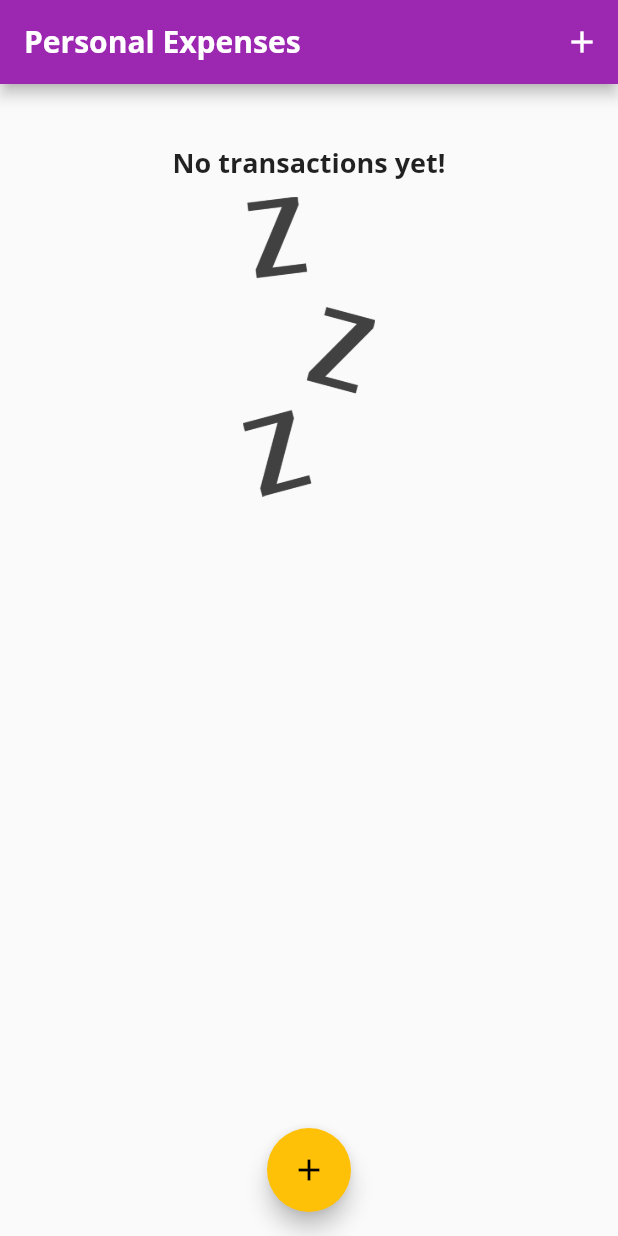
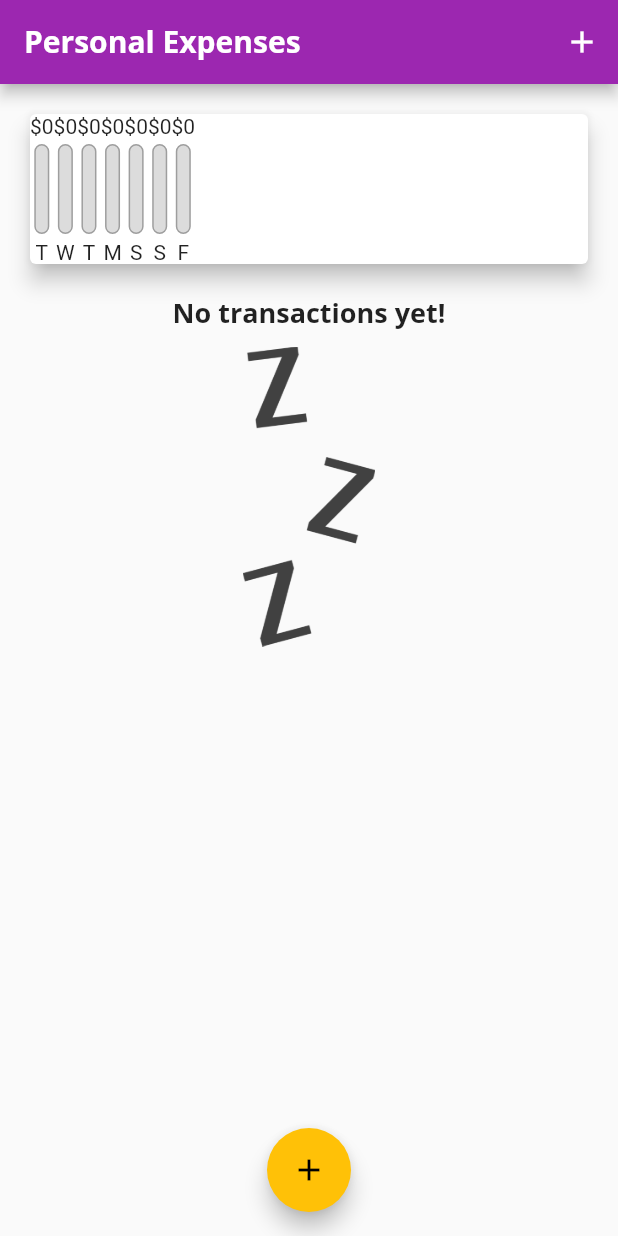
Before and after one commit to marcocaldera/flutter-course, a Flutter app: the screen it shows after launch, on a phone screen of 412 x 824 dp. Run offline on Flutter 3.47's test engine with Material 2 defaults, Android fonts, the phone set to English and light mode, and no system bars.

Commit message:
Add chart

```diff
--- a/expenses_app/lib/widgets/chart.dart
+++ b/expenses_app/lib/widgets/chart.dart
@@ -1,6 +1,8 @@
 import 'package:expenses_app/models/transaction.dart';
 import 'package:flutter/material.dart';
 import 'package:intl/intl.dart';
+
+import 'chart_bar.dart';
 
 class Chart extends StatelessWidget {
   final List<Transaction> recentTransactions;
@@ -13,27 +15,47 @@ class Chart extends StatelessWidget {
       double totalSum = 0.0;
 
       for (var tx in recentTransactions) {
-        if (tx.date.day == weekDay.day &&
-            tx.date.month == weekDay.month &&
-            tx.date.year == weekDay.year) {
+        if (hasHappenedThisDay(tx, weekDay)) {
           totalSum += tx.amount;
         }
       }
 
       return {
-        'day': DateFormat.E().format(weekDay),
+        'day': DateFormat.E().format(weekDay).substring(0, 1),
         'amount': totalSum,
       };
     });
   }
 
+  double get totalSpending {
+    // reduce function
+    return groupedTransactionValues.fold(0.0, (sum, item) {
+      return sum + (item['amount'] as double);
+    });
+  }
+
+  bool hasHappenedThisDay(Transaction tx, DateTime weekDay) {
+    return tx.date.day == weekDay.day &&
+        tx.date.month == weekDay.month &&
+        tx.date.year == weekDay.year;
+  }
+
   @override
   Widget build(BuildContext context) {
+    print(groupedTransactionValues);
     return Card(
       elevation: 6,
       margin: const EdgeInsets.all(20),
       child: Row(
-        children: [],
+        children: groupedTransactionValues.map((data) {
+          return ChartBar(
+            data['day'] as String,
+            data['amount'] as double,
+            totalSpending == 0.0
+                ? 0
+                : (data['amount'] as double) / totalSpending,
+          );
+        }).toList(),
       ),
     );
   }
--- /dev/null
+++ b/expenses_app/lib/widgets/chart_bar.dart
@@ -0,0 +1,44 @@
+import 'package:flutter/material.dart';
+
+class ChartBar extends StatelessWidget {
+  final String label;
+  final double spendingAmount;
+  final double spendingPctOfTotal;
+
+  ChartBar(this.label, this.spendingAmount, this.spendingPctOfTotal);
+
+  @override
+  Widget build(BuildContext context) {
+    return Column(
+      children: [
+        Text('\$${spendingAmount.toStringAsFixed(0)}'),
+        const SizedBox(height: 4),
+        Container(
+          height: 60,
+          width: 10,
+          child: Stack(
+            children: [
+              Container(
+                decoration: BoxDecoration(
+                    border: Border.all(color: Colors.grey, width: 1.0),
+                    color: const Color.fromRGBO(220, 220, 220, 1),
+                    borderRadius: BorderRadius.circular(10)),
+              ),
+              FractionallySizedBox(
+                heightFactor: spendingPctOfTotal,
+                child: Container(
+                  decoration: BoxDecoration(
+                    color: Theme.of(context).primaryColor,
+                    borderRadius: BorderRadius.circular(10),
+                  ),
+                ),
+              ),
+            ],
+          ),
+        ),
+        const SizedBox(height: 4),
+        Text(label)
+      ],
+    );
+  }
+}
```
